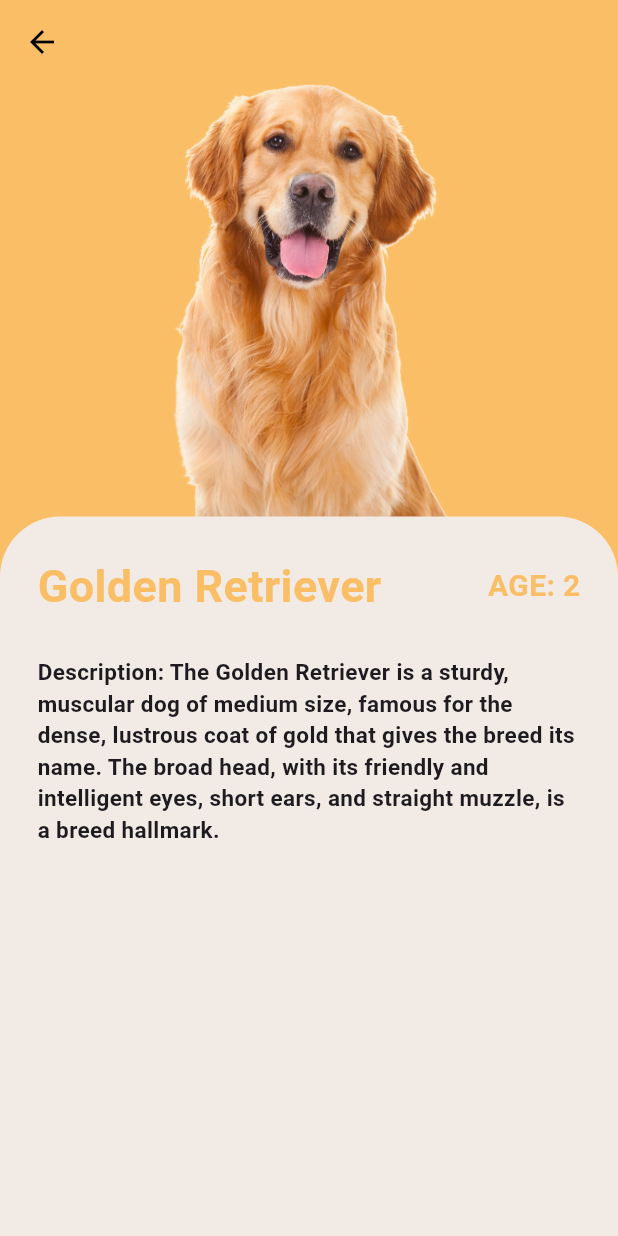
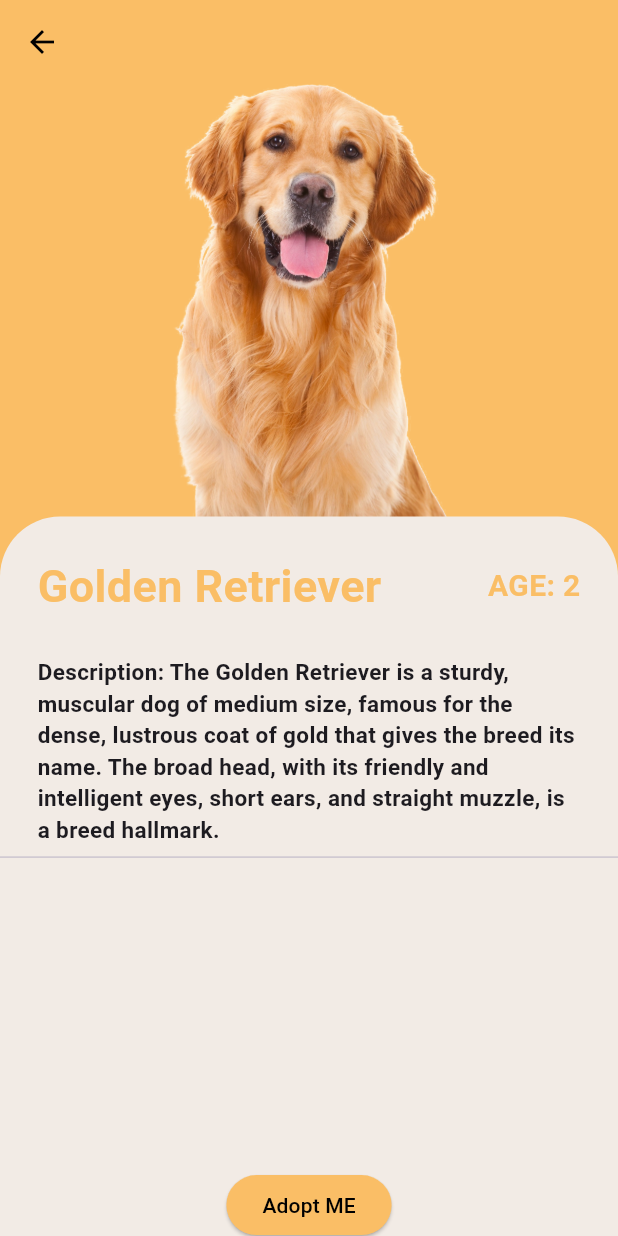
Before and after one commit to Shadab-Afzal7800/Pet-Adoption-App, a Flutter app: the screen it shows after launch, after a tap on "Golden Retriever", on a phone screen of 412 x 824 dp. Run offline on Flutter 3.47's test engine with Material 3 defaults, Android fonts, the phone set to English and light mode, and no system bars.

Commit message:
added adopt button

```diff
--- a/lib/pages/detailsPage.dart
+++ b/lib/pages/detailsPage.dart
@@ -88,6 +88,20 @@ class _PetsDetailsState extends State<PetsDetails> {
                           ),
                         )
                       ],
+                    ),
+                    Divider(),
+                    Padding(
+                      padding: const EdgeInsets.only(top: 200),
+                      child: ElevatedButton(
+                        onPressed: () {},
+                        child: Text(
+                          'Adopt ME',
+                          style: TextStyle(color: Colors.black),
+                        ),
+                        style: ButtonStyle(
+                            backgroundColor:
+                                MaterialStateProperty.all(kParimaryColor)),
+                      ),
                     )
                   ],
                 ),
```
